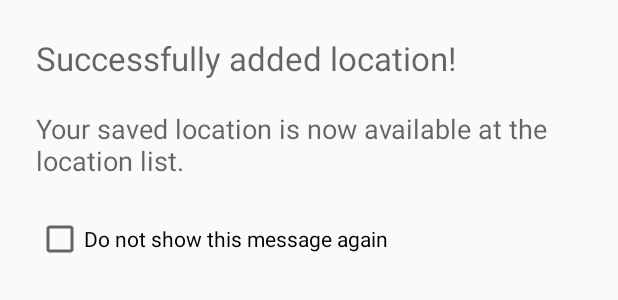
After one commit to leeyc09/InventoryCheck, an Android app: the layout dialog_location_message.xml on its own in the app's theme, with its tools: preview values and no code run, on a phone screen of 412 x 824 dp. The commit adds this screen. Shown: the top 300 px of the screen. Run offline under Robolectric (Android 15) with nearby library versions, the phone set to English and light mode, and no system bars.

Commit message:
feat: add dialogbox for location saving status

```diff
--- /dev/null
+++ b/app/src/main/res/layout/dialog_location_message.xml
@@ -0,0 +1,42 @@
+<?xml version="1.0" encoding="utf-8"?>
+<LinearLayout xmlns:android="http://schemas.android.com/apk/res/android"
+    android:orientation="vertical"
+    android:layout_width="match_parent"
+    android:layout_height="match_parent"
+    android:layout_marginBottom="@dimen/dialog_text_marginBottom"
+    >
+
+    <TextView
+        android:id="@+id/location_message_title"
+        android:layout_width="match_parent"
+        android:layout_height="wrap_content"
+        android:hint="@string/location_succes_header"
+        android:textAppearance="?android:textAppearanceLarge"
+        android:layout_marginTop="@dimen/dialog_text_margin"
+        android:layout_marginStart="@dimen/dialog_text_margin"
+        android:layout_marginEnd="@dimen/dialog_text_margin"
+        />
+
+    <TextView
+        android:id="@+id/location_message"
+        android:layout_width="match_parent"
+        android:layout_height="wrap_content"
+        android:hint="@string/location_succes_message"
+        android:textAppearance="?android:textAppearanceMedium"
+        android:layout_marginTop="@dimen/dialog_text_marginTop"
+        android:layout_marginBottom="@dimen/dialog_text_margin"
+        android:layout_marginStart="@dimen/dialog_text_margin"
+        android:layout_marginEnd="@dimen/dialog_text_margin"
+        />
+
+    <CheckBox
+        android:id="@+id/no_message"
+        android:layout_width="wrap_content"
+        android:layout_height="wrap_content"
+        android:text="@string/dont_show_message"
+
+        android:layout_marginStart="@dimen/dialog_text_margin"
+        android:layout_marginEnd="@dimen/dialog_text_margin"
+        android:layout_marginBottom="@dimen/dialog_text_marginBottom"/>
+
+</LinearLayout>
--- a/app/src/main/res/values/dimens.xml
+++ b/app/src/main/res/values/dimens.xml
@@ -8,7 +8,8 @@
     <dimen name="text_size_home">25sp</dimen>
     <dimen name="appbar_padding_top">8dp</dimen>
     <dimen name="dialog_text_height">48dp</dimen>
-    <dimen name="dialog_text_marginTop">24dp</dimen>
+    <dimen name="dialog_text_margin">24dp</dimen>
     <dimen name="dialog_text_marginBottom">8dp</dimen>
+    <dimen name="dialog_text_marginTop">20dp</dimen>
     <dimen name="dialog_header_textSize">24sp</dimen>
 </resources>
--- a/app/src/main/res/values/strings.xml
+++ b/app/src/main/res/values/strings.xml
@@ -20,4 +20,9 @@
     <string name="delivery_receipt">Delivery receipt:</string>
     <string name="add_location"><u>Add location</u></string>
     <string name="cancel">Cancel</string>
+    <string name="location_succes_header">Successfully added location!</string>
+    <string name="location_succes_message">Your saved location is now available at the location list.</string>
+    <string name="dont_show_message">Do not show this message again</string>
+    <string name="location_failed_header">Failed to add location!</string>
+    <string name="location_failed_message">Please try again.</string>
 </resources>
```
Also changed, not shown: app/src/main/java/app/miji/com/inventorycheck/fragment/DeliveryFragment.java (+81 -3 lines), app/src/main/java/app/miji/com/inventorycheck/model/Utility.java (added, +23 -0 lines), app/src/main/res/layout/dialog_location_input.xml (+5 -5 lines).
